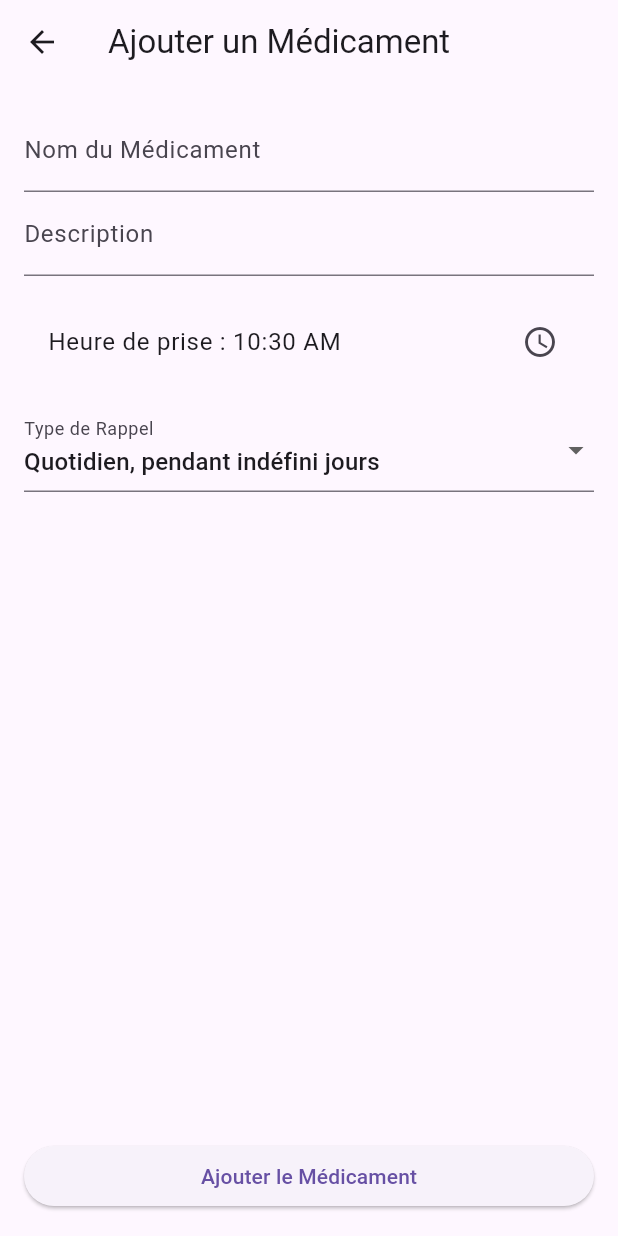
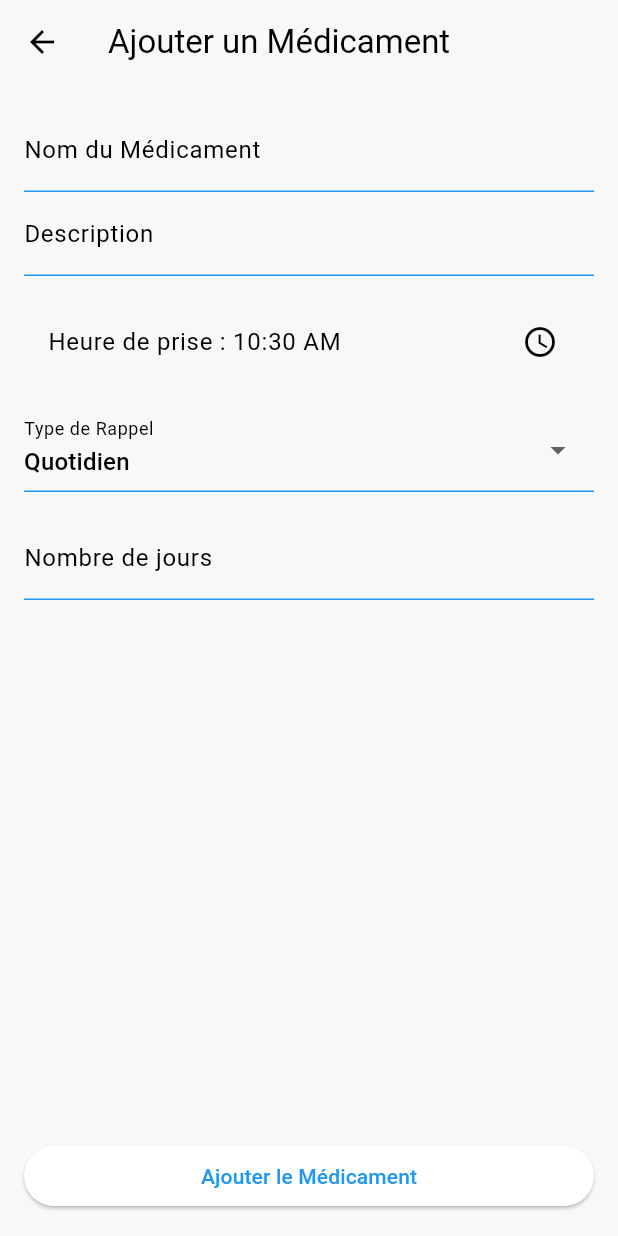
Before and after one commit to Bowo73/Workshop_E1I1_EPSI, a Flutter app: the screen it shows after launch, after a tap on the "add" icon, on a phone screen of 412 x 824 dp. Run offline on Flutter 3.47's test engine with Material 3 defaults, Android fonts, the phone set to English and light mode, and no system bars.

Commit message:
add icon

```diff
--- a/meditrack/lib/main.dart
+++ b/meditrack/lib/main.dart
@@ -10,8 +10,33 @@ class MainApp extends StatelessWidget {
 
   @override
   Widget build(BuildContext context) {
-    return const MaterialApp(
-      home: HomeView(),
+    return MaterialApp(
+      title: 'MediTrack', // Titre de l'application
+      theme: ThemeData(
+        scaffoldBackgroundColor:
+            const Color.fromRGBO(248, 248, 248, 1), // Couleur de fond
+        primarySwatch: Colors.blue,
+        colorScheme: ColorScheme.fromSwatch(primarySwatch: Colors.blue),
+        // Personnalisation des TextFields
+        inputDecorationTheme: const InputDecorationTheme(
+          enabledBorder: UnderlineInputBorder(
+            borderSide: BorderSide(
+                color: Colors
+                    .blue), // Couleur de la ligne lorsque le TextField est activés
+          ),
+          focusedBorder: UnderlineInputBorder(
+            borderSide: BorderSide(
+                color: Colors.blue,
+                width:
+                    2.0), // Couleur de la ligne lorsque le TextField est focalisé
+          ),
+        ),
+        appBarTheme: const AppBarTheme(
+          backgroundColor: Colors.transparent, // Rendre l'AppBar transparente
+          elevation: 0, // Enlever l'ombre
+        ),
+      ),
+      home: const HomeView(),
     );
   }
 }
--- a/meditrack/lib/modules/home/view.dart
+++ b/meditrack/lib/modules/home/view.dart
@@ -1,11 +1,12 @@
 import 'package:flutter/material.dart';
-import 'package:meditrack/modules/medic/viewAddMedic.dart';
-import 'package:meditrack/modules/medic/viewDetails.dart';
-import 'package:meditrack/src/models/medic.dart';
-import 'package:meditrack/src/utils/getFunction.dart';
+import 'package:meditrack/modules/emergency/view.dart';
+import 'package:meditrack/modules/medic/viewAddMedic.dart'; // Importation de la vue pour ajouter un médicament
+import 'package:meditrack/modules/medic/viewDetails.dart'; // Importation de la vue pour afficher les détails d'un médicament
+import 'package:meditrack/src/models/medic.dart'; // Importation du modèle Medic
+import 'package:meditrack/src/utils/getFunction.dart'; // Importation des fonctions utilitaires pour gérer les rappels
+import '../../src/data/medics.dart'; // Importation de la liste des médicaments
 
-import '../../src/data/medics.dart';
-
+// Classe principale de la vue d'accueil
 class HomeView extends StatefulWidget {
   const HomeView({super.key});
 
@@ -13,59 +14,84 @@ class HomeView extends StatefulWidget {
   State<HomeView> createState() => _HomeViewState();
 }
 
+// État de la vue d'accueil
 class _HomeViewState extends State<HomeView> {
   @override
   Widget build(BuildContext context) {
     return Scaffold(
       appBar: AppBar(
-        title: const Text('Liste des Médicaments'),
+        title: const Text('Liste des Médicaments'), // Titre de l'application
+        actions: [
+          IconButton(
+            icon: const Icon(Icons.info_outline), // Icône d'information
+            onPressed: () {
+              // Action lors du tap sur l'icône
+              Navigator.push(
+                context,
+                MaterialPageRoute(
+                  builder: (context) =>
+                      const EmergencyInfoView(), // Navigation vers la vue d'informations
+                ),
+              );
+            },
+          ),
+        ],
       ),
       body: ListView.builder(
-        itemCount: medicList.length,
+        itemCount: medicList.length, // Nombre total d'éléments dans la liste
         itemBuilder: (context, index) {
-          final medic = medicList[index];
+          final medic =
+              medicList[index]; // Récupération du médicament à l'index actuel
 
           return Card(
-            margin: const EdgeInsets.symmetric(vertical: 8, horizontal: 16),
+            margin: const EdgeInsets.symmetric(
+                vertical: 8, horizontal: 16), // Marges autour de la carte
             shape: RoundedRectangleBorder(
-              borderRadius: BorderRadius.circular(10),
+              borderRadius:
+                  BorderRadius.circular(10), // Bord arrondi pour la carte
             ),
-            elevation: 4,
+            elevation: 4, // Ombre pour la carte
             child: ListTile(
-              leading: Icon(
-                Icons.medication,
+              leading: const Icon(
+                Icons.medication, // Icône de médicament
                 color: Colors.blueAccent,
                 size: 40,
               ),
               title: Text(
-                medic.name,
+                medic.name, // Nom du médicament
                 style: const TextStyle(
                   fontSize: 18,
-                  fontWeight: FontWeight.bold,
+                  fontWeight: FontWeight.bold, // Style du texte en gras
                 ),
               ),
               subtitle: Column(
-                crossAxisAlignment: CrossAxisAlignment.start,
+                crossAxisAlignment: CrossAxisAlignment
+                    .start, // Alignement à gauche pour le sous-titre
                 children: [
-                  const SizedBox(height: 5),
-                  Text(medic.description),
+                  const SizedBox(height: 5), // Espace entre les éléments
+                  Text(medic.description), // Description du médicament
                   const SizedBox(height: 5),
                   Text(
-                    "Heure de prise : ${medic.time.format(context)}",
-                    style: const TextStyle(fontStyle: FontStyle.italic),
+                    "Heure de prise : ${medic.time.format(context)}", // Affiche l'heure de prise
+                    style: const TextStyle(
+                        fontStyle: FontStyle.italic), // Style en italique
                   ),
                   const SizedBox(height: 5),
                   Text(
-                    "Type de rappel : ${getReminderTypeText(medic.reminderType, medic)}",
-                    style: const TextStyle(color: Colors.grey),
+                    "Type de rappel : ${getReminderTypeText(medic.reminderType, medic)}", // Affiche le type de rappel
+                    style: const TextStyle(
+                        color: Colors.grey), // Style gris pour le texte
                   ),
                 ],
               ),
               onTap: () {
+                // Action lors du tap sur la carte
                 Navigator.push(
                   context,
                   MaterialPageRoute(
-                    builder: (context) => MedicDetailView(medic: medic),
+                    builder: (context) => MedicDetailView(
+                        medic:
+                            medic), // Navigation vers la vue de détail du médicament
                   ),
                 );
               },
@@ -75,17 +101,21 @@ class _HomeViewState extends State<HomeView> {
       ),
       floatingActionButton: FloatingActionButton(
         onPressed: () async {
+          // Action lors du tap sur le bouton flottant
           final newMedic = await Navigator.push<Medic>(
             context,
-            MaterialPageRoute(builder: (context) => const AddMedicView()),
+            MaterialPageRoute(
+                builder: (context) =>
+                    const AddMedicView()), // Navigation vers la vue pour ajouter un médicament
           );
           if (newMedic != null) {
+            // Si un nouveau médicament a été ajouté
             setState(() {
-              medicList.add(newMedic);
+              medicList.add(newMedic); // Ajout du nouveau médicament à la liste
             });
           }
         },
-        child: const Icon(Icons.add),
+        child: const Icon(Icons.add), // Icône pour ajouter un médicament
       ),
     );
   }
--- a/meditrack/lib/modules/medic/viewAddMedic.dart
+++ b/meditrack/lib/modules/medic/viewAddMedic.dart
@@ -13,6 +13,8 @@ class _AddMedicViewState extends State<AddMedicView> {
   final _formKey = GlobalKey<FormState>();
   final TextEditingController _nameController = TextEditingController();
   final TextEditingController _descriptionController = TextEditingController();
+  final TextEditingController _dailyCountController =
+      TextEditingController(); // Pour le nombre de jours
   TimeOfDay _selectedTime = TimeOfDay.now();
   MedicReminderType _selectedType = MedicReminderType.daily;
 
@@ -76,12 +78,13 @@ class _AddMedicViewState extends State<AddMedicView> {
                 },
               ),
               const SizedBox(height: 16),
+              // Dropdown pour le type de rappel
               DropdownButtonFormField<MedicReminderType>(
                 value: _selectedType,
                 items: MedicReminderType.values.map((type) {
                   return DropdownMenuItem(
                     value: type,
-                    child: Text(getReminderTypeText(type, null)),
+                    child: Text(getSimpleReminderTypeText(type, null)),
                   );
                 }).toList(),
                 onChanged: (value) {
@@ -91,16 +94,47 @@ class _AddMedicViewState extends State<AddMedicView> {
                     if (value == MedicReminderType.daily) {
                       _selectedDaysOfWeek.clear();
                       _selectedFixedDates.clear();
+                      _dailyCountController
+                          .clear(); // Réinitialiser le champ de nombre de jours
                     } else if (value == MedicReminderType.weekly) {
                       _selectedFixedDates.clear();
+                      _dailyCountController
+                          .clear(); // Réinitialiser le champ de nombre de jours
                     } else if (value == MedicReminderType.fixedDate) {
                       _selectedDaysOfWeek.clear();
+                      _dailyCountController
+                          .clear(); // Réinitialiser le champ de nombre de jours
                     }
                   });
                 },
-                decoration: const InputDecoration(labelText: 'Type de Rappel'),
+                decoration: const InputDecoration(
+                  labelText: 'Type de Rappel',
+                  border: OutlineInputBorder(),
+                ),
               ),
+
               const SizedBox(height: 16),
+
+              // Affichage d'un champ pour le nombre de jours si le type est quotidien
+              if (_selectedType == MedicReminderType.daily) ...[
+                TextFormField(
+                  controller: _dailyCountController,
+                  decoration: const InputDecoration(
+                    labelText: 'Nombre de jours',
+                    border: OutlineInputBorder(),
+                  ),
+                  keyboardType: TextInputType.number,
+                  validator: (value) {
+                    if (value!.isEmpty) {
+                      return 'Entrez un nombre de jours';
+                    }
+                    if (int.tryParse(value) == null || int.parse(value) <= 0) {
+                      return 'Veuillez entrer un nombre valide';
+                    }
+                    return null;
+                  },
+                ),
+              ],
 
               // Affichage des jours de la semaine uniquement si le type est hebdomadaire
               if (_selectedType == MedicReminderType.weekly) ...[
@@ -109,8 +143,7 @@ class _AddMedicViewState extends State<AddMedicView> {
                 Wrap(
                   spacing: 8.0,
                   children: List<Widget>.generate(7, (index) {
-                    final isSelected = _selectedDaysOfWeek.contains(
-                        index + 1); // Jours numérotés de 1 (Lun) à 7 (Dim)
+                    final isSelected = _selectedDaysOfWeek.contains(index + 1);
                     return ChoiceChip(
                       label: Text(_daysOfWeek[index]),
                       selected: isSelected,
--- a/meditrack/lib/src/utils/getFunction.dart
+++ b/meditrack/lib/src/utils/getFunction.dart
@@ -8,6 +8,19 @@ String getReminderTypeText(MedicReminderType type, Medic? medic) {
       return "Hebdomadaire (${medic?.daysOfWeek?.map(getDayName).join(', ') ?? 'indéfini'})";
     case MedicReminderType.fixedDate:
       return "Dates fixes (${medic?.fixedDates?.map((date) => '${date.day}/${date.month}/${date.year}').join(', ') ?? 'indéfini'})";
+    default:
+      return "Indéfini";
+  }
+}
+
+String getSimpleReminderTypeText(MedicReminderType type, Medic? medic) {
+  switch (type) {
+    case MedicReminderType.daily:
+      return "Quotidien";
+    case MedicReminderType.weekly:
+      return "Hebdomadaire";
+    case MedicReminderType.fixedDate:
+      return "Dates fixes";
     default:
       return "Indéfini";
   }
```
Also changed, not shown: meditrack/lib/modules/emergency/view.dart (added, +79 -0 lines), 55 other files.
